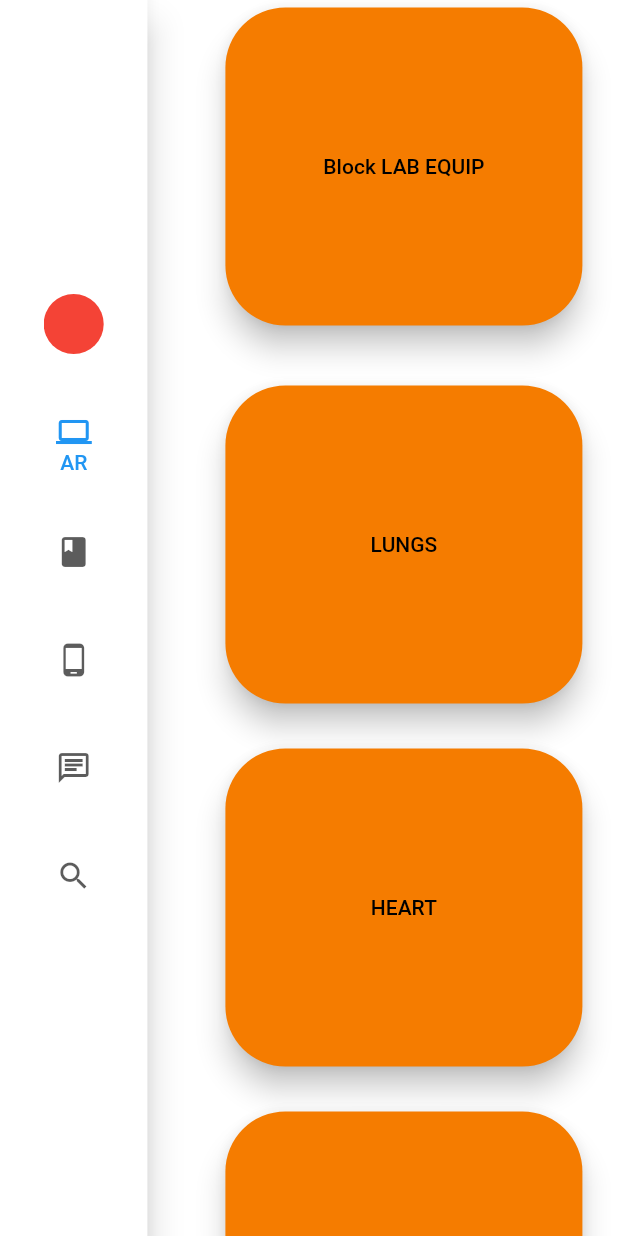
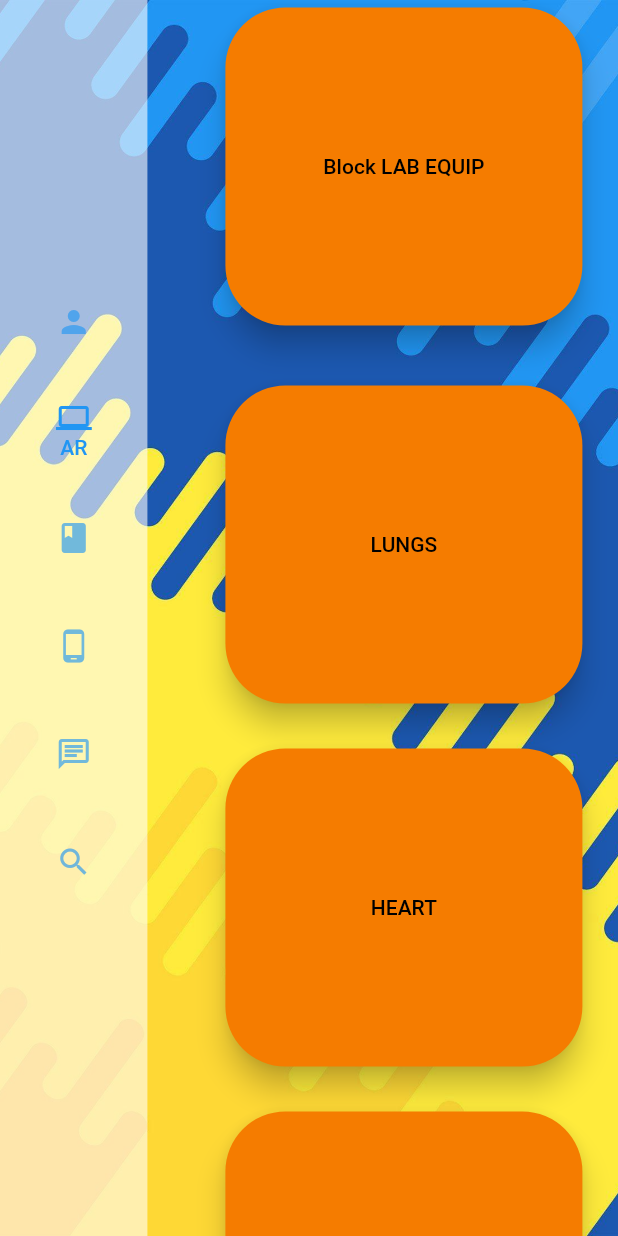
Before and after one commit to EeshanDutta007/Stud-Bud, a Flutter app: the SideNavBar screen opened directly, after a tap on "AR", on a phone screen of 412 x 824 dp. Run offline on Flutter 3.47's test engine with Material 2 defaults, Android fonts, the phone set to English and light mode, and no system bars; our stand-ins replace animated_text_kit, cloud_firestore, firebase_auth, firebase_core, firebase_storage, flare_flutter and 8 more; missing offline and left inert: model_viewer; accounts and stored records are empty; network calls fail; statements that could not run were skipped.

```diff
--- a/lib/Pages/NavBar.dart
+++ b/lib/Pages/NavBar.dart
@@ -1,5 +1,7 @@
 import 'package:flutter/material.dart';
+import 'package:hexcolor/hexcolor.dart';
 import 'package:stud_bud/Pages/AR.dart';
+import 'package:stud_bud/Pages/Chat.dart';
 import 'package:stud_bud/Pages/FliptoFocus.dart';
 import 'package:stud_bud/Pages/Parafi.dart';
 import 'package:stud_bud/Pages/Profile.dart';
@@ -18,24 +20,29 @@ class _SideNavBarState extends State<SideNavBar> {
     double width = MediaQuery.of(context).size.width;
     double height = MediaQuery.of(context).size.height;
     return SafeArea(
+      child: Container(
+        width: MediaQuery.of(context).size.width,
+        decoration: BoxDecoration(
+            image: DecorationImage(
+                image: AssetImage('assets/Background.jpg'), fit: BoxFit.cover)),
         child: Scaffold(
             // appBar: AppBar(
             //   backgroundColor: Colors.transparent,
             //   elevation: 0,
             //   iconTheme: IconThemeData(color: Colors.black),
             // ),
-          backgroundColor: Colors.white,
+            backgroundColor: Colors.transparent,
             body: Row(
               children: [
                 SizedBox(height: height / 5),
                 NavigationRail(
-                elevation: 10,
+                  //elevation: 10,
                   leading: Column(
                     children: [
                       SizedBox(height: 20),
                     ],
                   ),
-                backgroundColor: Colors.white,
+                  backgroundColor: Colors.white.withOpacity(0.6),
                   selectedIndex: _selectedIndex,
                   onDestinationSelected: (index) {
                     setState(() {
@@ -45,35 +52,42 @@ class _SideNavBarState extends State<SideNavBar> {
                   labelType: NavigationRailLabelType.selected,
                   minWidth: 20,
                   groupAlignment: -0.2,
+                  selectedIconTheme: IconThemeData(color: Colors.blue),
+                  unselectedIconTheme: IconThemeData(color: Colors.blue),
                   destinations: [
                     NavigationRailDestination(
-                      icon: CircleAvatar(
-                        backgroundColor: Colors.red,
+                      icon: Icon(Icons.person),
+                      selectedIcon: Icon(Icons.person),
+                      label: Text(
+                        "Profile",
+                        style: TextStyle(color: Colors.blue),
                       ),
-                      selectedIcon: CircleAvatar(
-                        backgroundColor: Colors.red,
                     ),
-                      label: Text("Name")),
                     NavigationRailDestination(
                       icon: Icon(Icons.computer),
                       selectedIcon: Icon(Icons.computer_outlined),
-                      label: Text("AR")),
+                      label: Text("AR", style: TextStyle(color: Colors.blue)),
+                    ),
                     NavigationRailDestination(
                         icon: Icon(Icons.book),
                         selectedIcon: Icon(Icons.book_outlined),
-                      label: Text("Parafi")),
+                        label: Text("Parafi",
+                            style: TextStyle(color: Colors.blue))),
                     NavigationRailDestination(
                         icon: Icon(Icons.phone_android),
                         selectedIcon: Icon(Icons.phone_android_outlined),
-                      label: Text("Flip-to-focus")),
+                        label: Text("Flip-to-focus",
+                            style: TextStyle(color: Colors.blue))),
                     NavigationRailDestination(
                         icon: Icon(Icons.chat_outlined),
                         selectedIcon: Icon(Icons.chat),
-                      label: Text("Live-Connect")),
+                        label: Text("Live-Connect",
+                            style: TextStyle(color: Colors.blue))),
                     NavigationRailDestination(
                         icon: Icon(Icons.search),
                         selectedIcon: Icon(Icons.search),
-                      label: Text("Wolf-AI")),
+                        label: Text("Wolf-AI",
+                            style: TextStyle(color: Colors.blue))),
                   ],
                 ),
                 SizedBox(
@@ -89,9 +103,10 @@ class _SideNavBarState extends State<SideNavBar> {
                                 ? FlipFocus()
                                 : (_selectedIndex == 5)
                                     ? Wolfframe()
-                                  : Center(child: Text("Chat")),
+                                    : TutorsList(),
               ],
             )),
+      ),
     );
   }
 }
--- a/lib/Pages/Profile.dart
+++ b/lib/Pages/Profile.dart
@@ -7,8 +7,9 @@ import 'package:image_cropper/image_cropper.dart';
 import 'package:image_picker/image_picker.dart';
 import 'dart:io';
 import 'package:path/path.dart' as path;
-import 'package:firebase_storage/firebase_storage.dart' ;
+import 'package:firebase_storage/firebase_storage.dart';
 import '../authentication.dart';
+
 class Profile extends StatefulWidget {
   @override
   _ProfileState createState() => _ProfileState();
@@ -144,33 +145,47 @@ class _ProfileState extends State<Profile> {
 
   @override
   Widget build(BuildContext context) {
-    resizeToAvoidBottomInset: true;
-    return
-      SafeArea(
-        child: Center(
-          child: SingleChildScrollView(
+    resizeToAvoidBottomInset:
+    true;
+    return SafeArea(
+        child: Container(
+      width: MediaQuery.of(context).size.width - 150,
       child: Column(
         children: [
           Center(
-                  child: Column(
+            child: Stack(
+              //mainAxisAlignment: MainAxisAlignment.start,
               children: [
-                      CircleAvatar(
+                Padding(
+                  padding: EdgeInsets.only(top: 40.0),
+                  child: CircleAvatar(
                     radius: 50.0,
-                        backgroundImage: CircleAvtarLink==null?NetworkImage('https://raw.githubusercontent.com/ParthPandey2236/Portfolio/master/images/profile.png'):NetworkImage(CircleAvtarLink),
+                    backgroundImage: CircleAvtarLink == null
+                        ? NetworkImage(
+                            'https://raw.githubusercontent.com/ParthPandey2236/Portfolio/master/images/profile.png')
+                        : NetworkImage(CircleAvtarLink),
                   ),
-                      RaisedButton(
-                        child: Icon(Icons.add_a_photo),
+                ),
+                Padding(
+                  padding: EdgeInsets.only(top: 100, left: 50),
+                  child: ElevatedButton(
+                    child: Container(
+                        width: 50,
+                        height: 50,
+                        child: Icon(
+                          Icons.add_a_photo,
+                          color: Colors.blue,
+                        )),
                     onPressed: displayBottomSheet,
+                    style: ElevatedButton.styleFrom(
+                        primary: Colors.yellow, shape: CircleBorder()),
                   ),
-
+                ),
               ],
             ),
           ),
         ],
       ),
-    )
-    )
-
-    );
+    ));
   }
 }
--- a/lib/authentication.dart
+++ b/lib/authentication.dart
@@ -280,7 +280,7 @@ class _AuthenticationState extends State<Authentication> {
 //             ),
 //             SizedBox(height: 24),
 //             Text(
-//               '👉👌',
+//               '',
 //               style: TextStyle(color: Colors.black, fontSize: 64),
 //             ),
 //             SizedBox(height: 24),
--- a/lib/main.dart
+++ b/lib/main.dart
@@ -42,10 +42,10 @@ class _SplashState extends State<Splash> {
       if (email == null || acc == null) {
         email = '';
         acc = '';
-        Navigator.push(
+        Navigator.pushReplacement(
             context, MaterialPageRoute(builder: (context) => Authentication()));
       } else {
-        Navigator.push(
+        Navigator.pushReplacement(
             context, MaterialPageRoute(builder: (context) => SideNavBar()));
       }
     });
--- a/pubspec.yaml
+++ b/pubspec.yaml
@@ -38,6 +38,7 @@ dependencies:
   image_picker: ^0.6.7+14
   firebase_core: ^0.5.2+1
   model_viewer:
+  hexcolor:
 
 
   # The following adds the Cupertino Icons font to your application.
```
Also changed, not shown: lib/Pages/Chat.dart (added, +92 -0 lines), assets/Background.jpg (added), pubspec.lock. Lines whose indentation alone changed are shown as unchanged.
